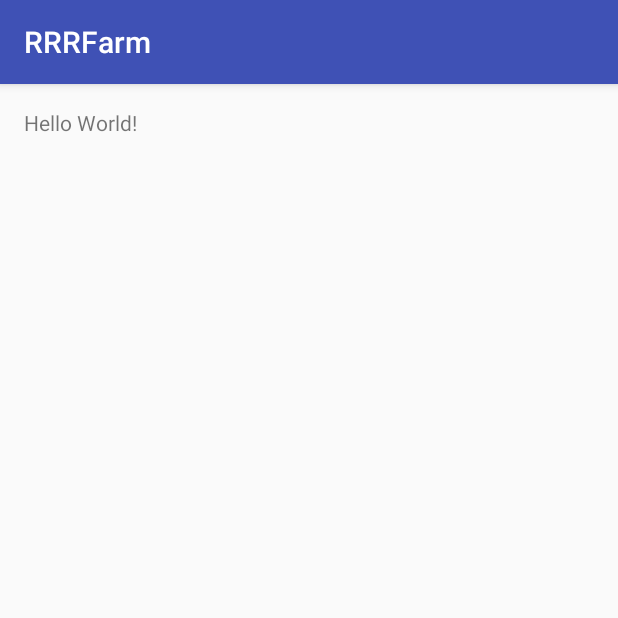
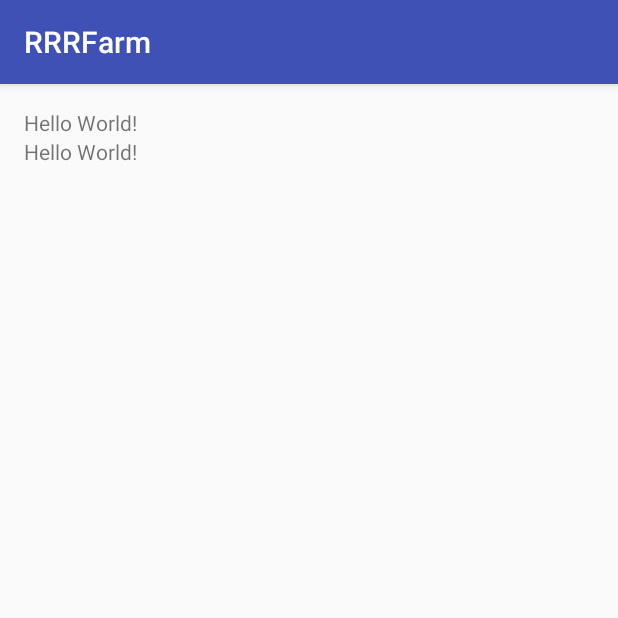
Before and after one commit to YongKwanShin/rrrfarm, an Android app: the screen it shows after launch (MainActivity), on a phone screen of 412 x 824 dp, the top half of it. Run offline under Robolectric (Android 15) with nearby library versions, the phone set to English and light mode, and no system bars.

Commit message:
second Test

```diff
--- a/app/src/main/res/layout/activity_main.xml
+++ b/app/src/main/res/layout/activity_main.xml
@@ -1,5 +1,5 @@
 <?xml version="1.0" encoding="utf-8"?>
-<RelativeLayout xmlns:android="http://schemas.android.com/apk/res/android"
+<LinearLayout xmlns:android="http://schemas.android.com/apk/res/android"
     xmlns:tools="http://schemas.android.com/tools"
     android:layout_width="match_parent"
     android:layout_height="match_parent"
@@ -7,10 +7,16 @@
     android:paddingLeft="@dimen/activity_horizontal_margin"
     android:paddingRight="@dimen/activity_horizontal_margin"
     android:paddingTop="@dimen/activity_vertical_margin"
+    android:orientation="vertical"
     tools:context="com.lab.yy.rrrfarm.MainActivity">
 
     <TextView
         android:layout_width="wrap_content"
         android:layout_height="wrap_content"
         android:text="Hello World!" />
-</RelativeLayout>
+
+    <TextView
+        android:layout_width="wrap_content"
+        android:layout_height="wrap_content"
+        android:text="Hello World!" />
+</LinearLayout>
```
